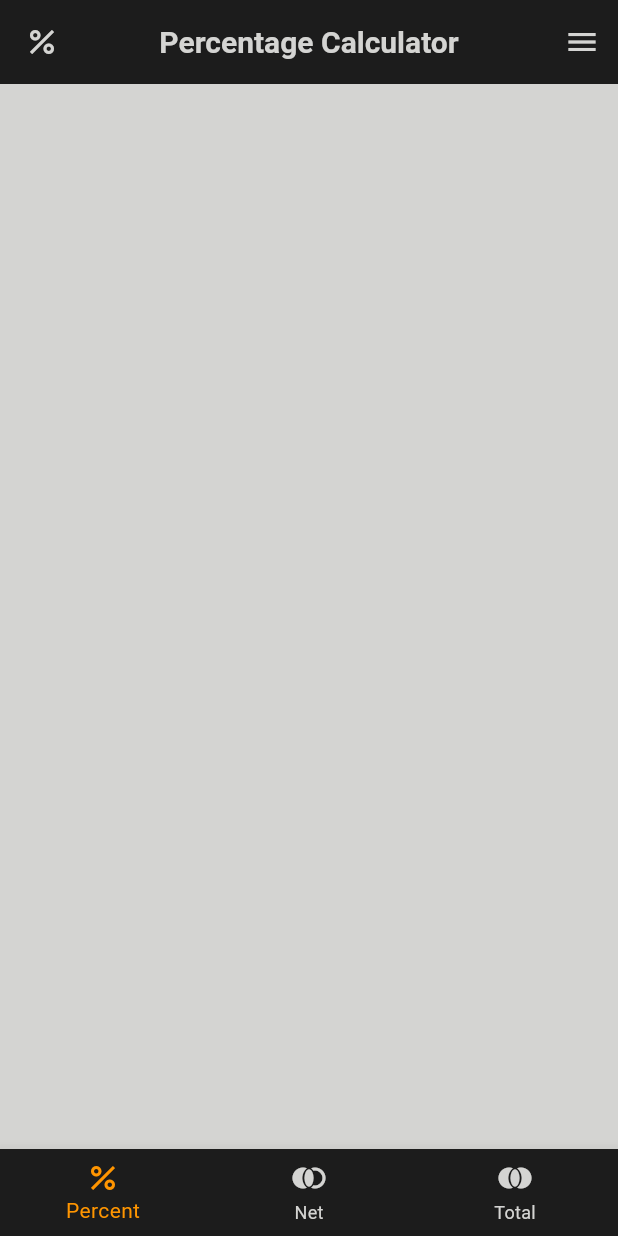
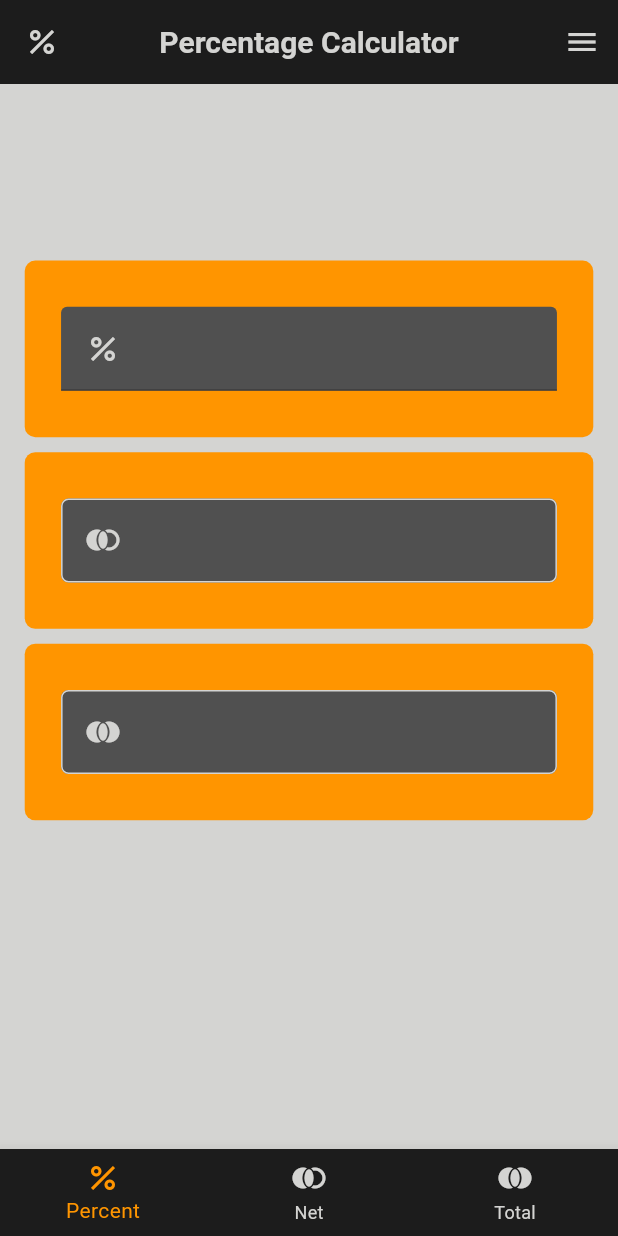
Before and after one commit to m-mhe/value_converter, a Flutter app: the PercentageScreenBottomNavigationBar screen opened directly, on a phone screen of 412 x 824 dp. Run offline on Flutter 3.47's test engine with Material 3 defaults, Android fonts, the light colour scheme and no system bars.

Commit message:
Percantage calculator functionality added

```diff
--- /dev/null
+++ b/lib/ui/screen/percentage_calculator_screen/percent.dart
@@ -0,0 +1,112 @@
+import 'package:flutter/material.dart';
+import 'package:value_converter/ui/widget/appDrawer.dart';
+import 'package:value_converter/ui/widget/common_app_bar.dart';
+
+import '../../widget/app_color.dart';
+
+class PercentScreen extends StatelessWidget {
+  PercentScreen({super.key});
+
+  @override
+  Widget build(BuildContext context) {
+    return SingleChildScrollView(
+        child: Padding(
+          padding: EdgeInsets.symmetric(
+              horizontal: MediaQuery.sizeOf(context).width / 25,
+              vertical: MediaQuery.sizeOf(context).height / 7),
+          child: Column(
+            children: [
+              Container(
+                height: MediaQuery.sizeOf(context).height / 7,
+                width: MediaQuery.sizeOf(context).width / 1,
+                decoration: BoxDecoration(
+                    color: AppColor.accentColor,
+                    borderRadius: BorderRadius.circular(7)),
+                child: Center(
+                  child: Padding(
+                    padding: EdgeInsets.symmetric(
+                        horizontal: MediaQuery.sizeOf(context).width / 17),
+                    child: TextField(
+                      controller: _percentageTEC,
+                      enabled: false,
+                      style: TextStyle(
+                          color: AppColor.primaryColor,
+                          fontWeight: FontWeight.w500),
+                      decoration: InputDecoration(
+                        hintText: 'Percentage', label: Icon(Icons.percent, color: AppColor.primaryColor,), suffixText: '%',),
+                    ),
+                  ),
+                ),
+              ),
+              SizedBox(
+                height: 10,
+              ),
+              Container(
+                height: MediaQuery.sizeOf(context).height / 7,
+                width: MediaQuery.sizeOf(context).width / 1,
+                decoration: BoxDecoration(
+                    color: AppColor.accentColor,
+                    borderRadius: BorderRadius.circular(7)),
+                child: Center(
+                  child: Padding(
+                    padding: EdgeInsets.symmetric(
+                        horizontal: MediaQuery.sizeOf(context).width / 17),
+                    child: TextField(
+                      controller: _netTEC,
+                      keyboardType: TextInputType.number,
+                      onChanged: _onNetChange,
+                      style: TextStyle(
+                          color: AppColor.primaryColor,
+                          fontWeight: FontWeight.w500),
+                      decoration: InputDecoration(
+                        hintText: 'Enter Net value', label: Icon(Icons.join_left, color: AppColor.primaryColor,), suffixText: 'Net',),
+                    ),
+                  ),
+                ),
+              ),
+              SizedBox(
+                height: 10,
+              ),
+              Container(
+                height: MediaQuery.sizeOf(context).height / 7,
+                width: MediaQuery.sizeOf(context).width / 1,
+                decoration: BoxDecoration(
+                    color: AppColor.accentColor,
+                    borderRadius: BorderRadius.circular(7)),
+                child: Center(
+                  child: Padding(
+                    padding: EdgeInsets.symmetric(
+                        horizontal: MediaQuery.sizeOf(context).width / 17),
+                    child: TextField(
+                      controller: _totalTEC,
+                      keyboardType: TextInputType.number,
+                      onChanged: _onTotalChange,
+                      style: TextStyle(
+                          color: AppColor.primaryColor,
+                          fontWeight: FontWeight.w500),
+                      decoration: InputDecoration(
+                        hintText: 'Enter Total value', label: Icon(Icons.join_full, color: AppColor.primaryColor,), suffixText: 'Total',),
+                    ),
+                  ),
+                ),
+              ),
+            ],
+          ),
+        ),
+      );
+  }
+
+  //--------------------------------------Variable--------------------------------------
+  final TextEditingController _percentageTEC = TextEditingController();
+  final TextEditingController _netTEC = TextEditingController();
+  final TextEditingController _totalTEC = TextEditingController();
+
+  //--------------------------------------Function--------------------------------------
+  void _onNetChange(v) {
+    _percentageTEC.text =
+    '${(100/(double.tryParse(_totalTEC.text)??0)) * double.parse(v)}';
+  }
+  void _onTotalChange(v) {
+    _percentageTEC.text = '${(100/(double.parse(v))) * (double.tryParse(_netTEC.text)??0)}';
+  }
+}
--- a/lib/ui/widget/percentage_screen_bottom_navigation_bar.dart
+++ b/lib/ui/widget/percentage_screen_bottom_navigation_bar.dart
@@ -1,4 +1,7 @@
 import 'package:flutter/material.dart';
+import 'package:value_converter/ui/screen/percentage_calculator_screen/net.dart';
+import 'package:value_converter/ui/screen/percentage_calculator_screen/percent.dart';
+import 'package:value_converter/ui/screen/percentage_calculator_screen/total.dart';
 import 'package:value_converter/ui/widget/appDrawer.dart';
 import 'package:value_converter/ui/widget/common_app_bar.dart';
 
@@ -13,14 +16,16 @@ class PercentageScreenBottomNavigationBar extends StatefulWidget {
 class _PercentageScreenBottomNavigationBarState
     extends State<PercentageScreenBottomNavigationBar> {
   int selectIndex = 0;
+  final List<Widget> screenList = [PercentScreen(), NetScreen(), TotalScreen(),];
   @override
   Widget build(BuildContext context) {
     return Scaffold(
       appBar: commonAppBar(
         screenTitle: 'Percentage Calculator',
-        child: Icon(Icons.percent),
+        child: const Icon(Icons.percent),
       ),
       endDrawer: AppDrawer(),
+      body: screenList[selectIndex],
       bottomNavigationBar: BottomNavigationBar(
         currentIndex: selectIndex,
         onTap: (i){
@@ -28,7 +33,7 @@ class _PercentageScreenBottomNavigationBarState
             selectIndex = i;
           });
         },
-        items: [
+        items: const [
           BottomNavigationBarItem(icon: Icon(Icons.percent), label: 'Percent'),
           BottomNavigationBarItem(icon: Icon(Icons.join_left), label: 'Net'),
           BottomNavigationBarItem(icon: Icon(Icons.join_full), label: 'Total'),
```
Also changed, not shown: lib/ui/screen/percentage_calculator_screen/net.dart (added, +112 -0 lines), lib/ui/screen/percentage_calculator_screen/total.dart (added, +111 -0 lines).
